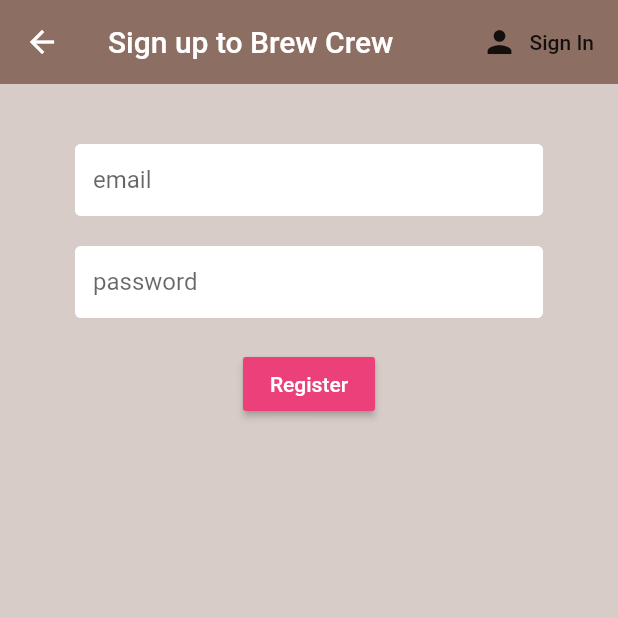
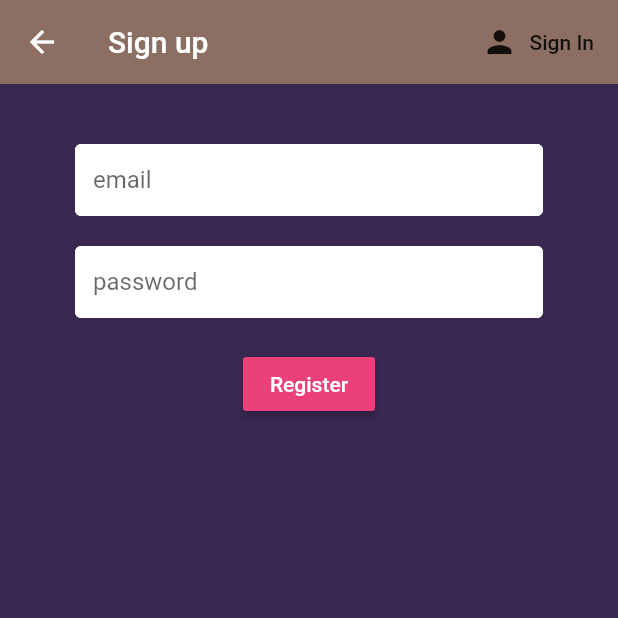
Before and after one commit to ROHITH-Singh/noveLore, a Flutter app: the Register screen opened directly, on a phone screen of 412 x 824 dp, the top half of it. Run offline on Flutter 3.47's test engine with Material 2 defaults, Android fonts, the light colour scheme and no system bars; our stand-ins replace animated_splash_screen, animated_theme_switcher, cloud_firestore, firebase_auth, firebase_core, flutter_screenutil and 4 more; missing offline and left inert: dart:ffi; accounts and stored records are empty.

Commit message:
ui change of register and sign in

```diff
--- a/lib/Profilescreen.dart
+++ b/lib/Profilescreen.dart
@@ -37,9 +37,11 @@
                       heightFactor: kSpacingUnit.w * 1.5,
                       widthFactor: kSpacingUnit.w * 1.5,
                       child: Icon(
+
                         LineAwesomeIcons.pen,
                         color: kDarkPrimaryColor,
                         size: ScreenUtil().setSp(kSpacingUnit.w * 1.5),
+
                       ),
                     ),
                   ),
@@ -49,12 +51,12 @@
           ),
           SizedBox(height: kSpacingUnit.w * 2),
           Text(
-            'Nicolas Adams',
+            'USER NAME',
             style: kTitleTextStyle,
           ),
           SizedBox(height: kSpacingUnit.w * 0.5),
           Text(
-            'nicolasadams@gmail.com',
+            'CV<EKyAHUA@gmail.com',
             style: kCaptionTextStyle,
           ),
           SizedBox(height: kSpacingUnit.w * 2),
--- a/lib/screens/ReadingScreen.dart
+++ b/lib/screens/ReadingScreen.dart
@@ -73,7 +73,7 @@
       );
     } else {
       return AnimatedSplashScreen(
-        splash: Image.asset("assets/images/emotion.jpg"),
+        splash: Image.asset("assets/images/emotion.png"),
         splashTransition: SplashTransition.rotationTransition,
         nextScreen: ReadingScreen(id: widget.id,index: widget.index,),
         duration: 7000,
--- a/lib/screens/authenticate/register.dart
+++ b/lib/screens/authenticate/register.dart
@@ -26,11 +26,11 @@
     return loading
         ? Loading()
         : Scaffold(
-            backgroundColor: Colors.brown[100],
+            backgroundColor: Color(0xff392850),
             appBar: AppBar(
               backgroundColor: Colors.brown[400],
               elevation: 0.0,
-              title: Text('Sign up to Brew Crew'),
+              title: Text('Sign up '),
               actions: <Widget>[
                 FlatButton.icon(
                   icon: Icon(Icons.person),
--- a/lib/screens/authenticate/sign_in.dart
+++ b/lib/screens/authenticate/sign_in.dart
@@ -28,7 +28,7 @@
     return loading
         ? Loading()
         : Scaffold(
-            backgroundColor: Colors.brown[100],
+            backgroundColor: Color(0xff392850),
             appBar: AppBar(
               backgroundColor: Colors.brown[400],
               elevation: 0.0,
--- a/lib/screens/wrapper.dart
+++ b/lib/screens/wrapper.dart
@@ -1,4 +1,5 @@
 import 'package:animated_theme_switcher/animated_theme_switcher.dart';
+import 'package:cloud_firestore/cloud_firestore.dart';
 import 'package:novel/Profilescreen.dart';
 import 'package:novel/screens/home/home.dart';
 import 'package:novel/screens/authenticate/authenticate.dart';
@@ -19,7 +20,7 @@
       print(user);
       return Authenticate();
     } else {
-      print(user.uid);
+      String uid = user.uid;
 
       return ThemeProvider(
           initTheme: kDarkTheme,
```
Also changed, not shown: lib/screens/ProfileScreen.dart (+20 -9 lines).
